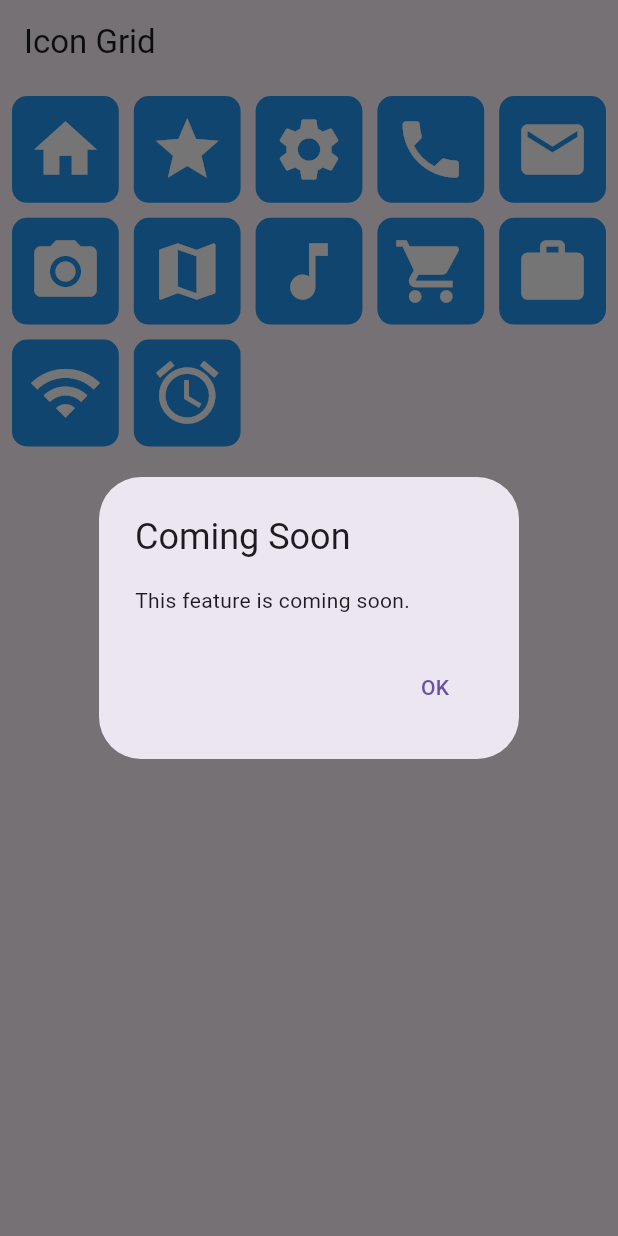
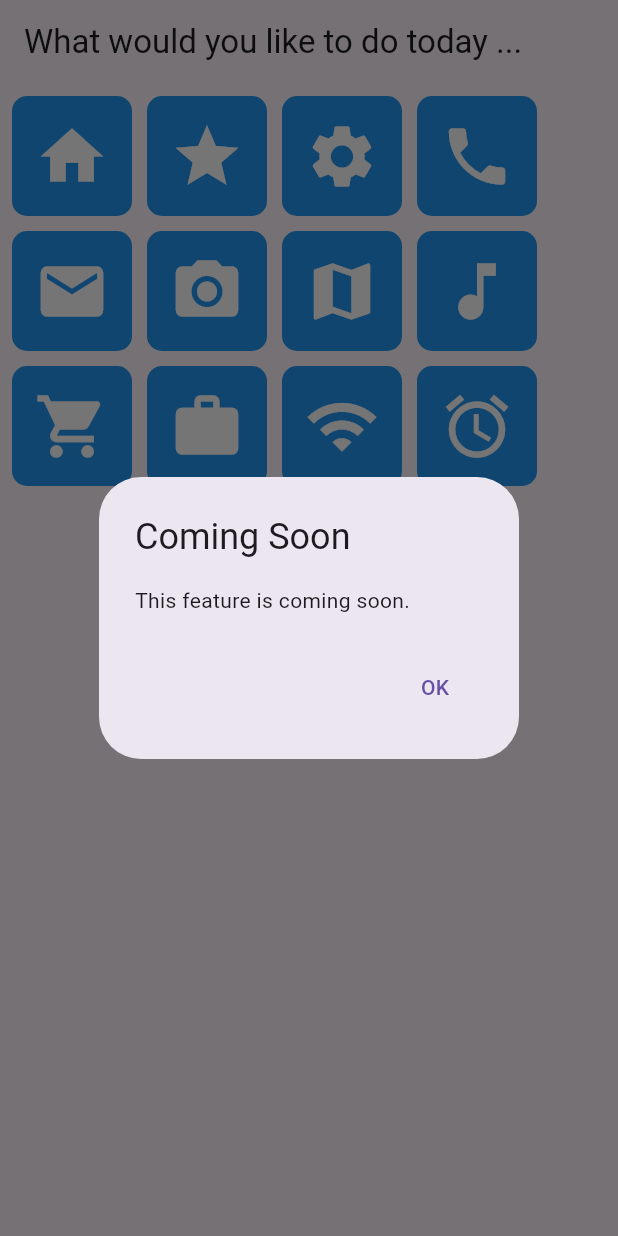
Before and after one commit to gjwgit/solid_health, a Flutter app: the IconGridPage screen opened directly, after a tap on the "home" icon, on a phone screen of 412 x 824 dp. Run offline on Flutter 3.47's test engine with Material 3 defaults, Android fonts, the light colour scheme and no system bars; our stand-ins replace flutter_markdown, universal_io; missing offline and left inert: rdflib, solidpod, window_manager; statements that could not run were skipped.

Commit message:
Use wrapping icons.

```diff
--- a/lib/home.dart
+++ b/lib/home.dart
@@ -1,6 +1,6 @@
 /// The home screen for the health data app.
 ///
-// Time-stamp: <Thursday 2024-12-19 13:20:08 +1100 Graham Williams>
+// Time-stamp: <Thursday 2024-12-19 13:29:20 +1100 Graham Williams>
 ///
 /// Copyright (C) 2024, Software Innovation Institute, ANU.
 ///
@@ -28,7 +28,7 @@ library;
 import 'package:flutter/material.dart';
 
 import 'package:healthpod/constants/colours.dart';
-import 'package:healthpod/widgets/icon_grid_page.dart.~1~';
+import 'package:healthpod/widgets/icon_grid_page.dart';
 
 class HealthPodHome extends StatefulWidget {
   /// Constructor for the home screen.
@@ -49,7 +49,7 @@ class HealthPodHomeState extends State<HealthPodHome> {
   Widget build(BuildContext context) {
     return Scaffold(
       appBar: AppBar(
-        title: const Text('Your Health Your Data... '),
+        title: const Text('Your Health - Your Data - You Decide ... '),
         backgroundColor: titleBackgroundColor,
         automaticallyImplyLeading: false,
       ),
--- /dev/null
+++ b/lib/utils/show_comming_soon_dialog.dart
@@ -0,0 +1,19 @@
+import 'package:flutter/material.dart';
+
+void showComingSoonDialog(BuildContext context) {
+  showDialog(
+    context: context,
+    builder: (context) => AlertDialog(
+      title: const Text('Coming Soon'),
+      content: const Text('This feature is coming soon.'),
+      actions: [
+        TextButton(
+          child: const Text('OK'),
+          onPressed: () {
+            Navigator.of(context).pop();
+          },
+        ),
+      ],
+    ),
+  );
+}
--- a/lib/widgets/icon_grid_page.dart
+++ b/lib/widgets/icon_grid_page.dart
@@ -1,4 +1,6 @@
 import 'package:flutter/material.dart';
+
+import 'package:healthpod/utils/show_comming_soon_dialog.dart';
 
 class IconGridPage extends StatelessWidget {
   final List<IconData> icons = [
@@ -18,56 +20,60 @@ class IconGridPage extends StatelessWidget {
 
   IconGridPage({super.key});
 
-  void _showComingSoonDialog(BuildContext context) {
-    showDialog(
-      context: context,
-      builder: (context) => AlertDialog(
-        title: const Text('Coming Soon'),
-        content: const Text('This feature is coming soon.'),
-        actions: [
-          TextButton(
-            child: const Text('OK'),
-            onPressed: () {
-              Navigator.of(context).pop();
-            },
-          ),
-        ],
-      ),
-    );
-  }
-
   @override
   Widget build(BuildContext context) {
     return Scaffold(
       appBar: AppBar(
-        title: const Text('Icon Grid'),
+        title: const Text('What would you like to do today ...'),
       ),
       body: Padding(
         padding: const EdgeInsets.all(8.0),
-        child: GridView.builder(
-          gridDelegate: const SliverGridDelegateWithFixedCrossAxisCount(
-            crossAxisCount: 5,
-            crossAxisSpacing: 10.0,
-            mainAxisSpacing: 10.0,
-          ),
-          itemCount: icons.length,
-          itemBuilder: (context, index) {
+        child: Wrap(
+          spacing: 10.0, // Space between icons horizontally
+          runSpacing: 10.0, // Space between icons vertically
+          children: icons.map((icon) {
             return GestureDetector(
-              onTap: () => _showComingSoonDialog(context),
+              onTap: () => showComingSoonDialog(context),
               child: Container(
+                width: 80.0, // Fixed width for each icon container
+                height: 80.0, // Fixed height for each icon container
                 decoration: BoxDecoration(
                   color: Colors.blue,
                   borderRadius: BorderRadius.circular(10.0),
                 ),
                 child: Icon(
-                  icons[index],
+                  icon,
                   color: Colors.white,
                   size: 50.0,
                 ),
               ),
             );
-          },
+          }).toList(),
         ),
+        // child: GridView.builder(
+        //   gridDelegate: const SliverGridDelegateWithFixedCrossAxisCount(
+        //     crossAxisCount: 5,
+        //     crossAxisSpacing: 10.0,
+        //     mainAxisSpacing: 10.0,
+        //   ),
+        //   itemCount: icons.length,
+        //   itemBuilder: (context, index) {
+        //     return GestureDetector(
+        //       onTap: () => showComingSoonDialog(context),
+        //       child: Container(
+        //         decoration: BoxDecoration(
+        //           color: Colors.blue,
+        //           borderRadius: BorderRadius.circular(10.0),
+        //         ),
+        //         child: Icon(
+        //           icons[index],
+        //           color: Colors.white,
+        //           size: 50.0,
+        //         ),
+        //       ),
+        //     );
+        //   },
+        // ),
       ),
     );
   }
```
